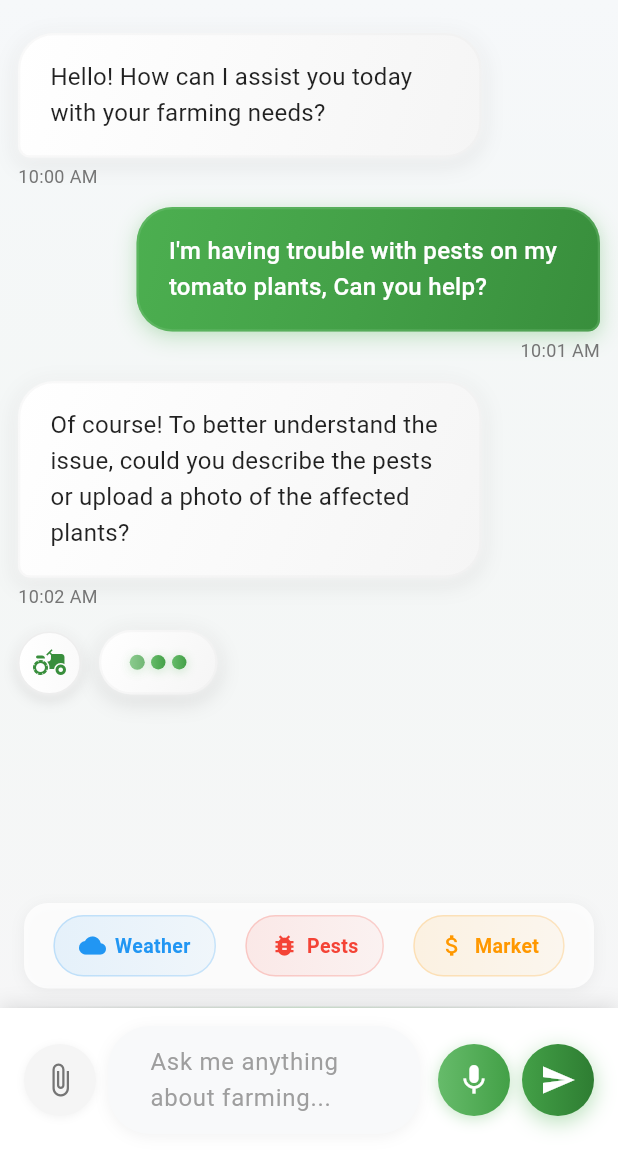
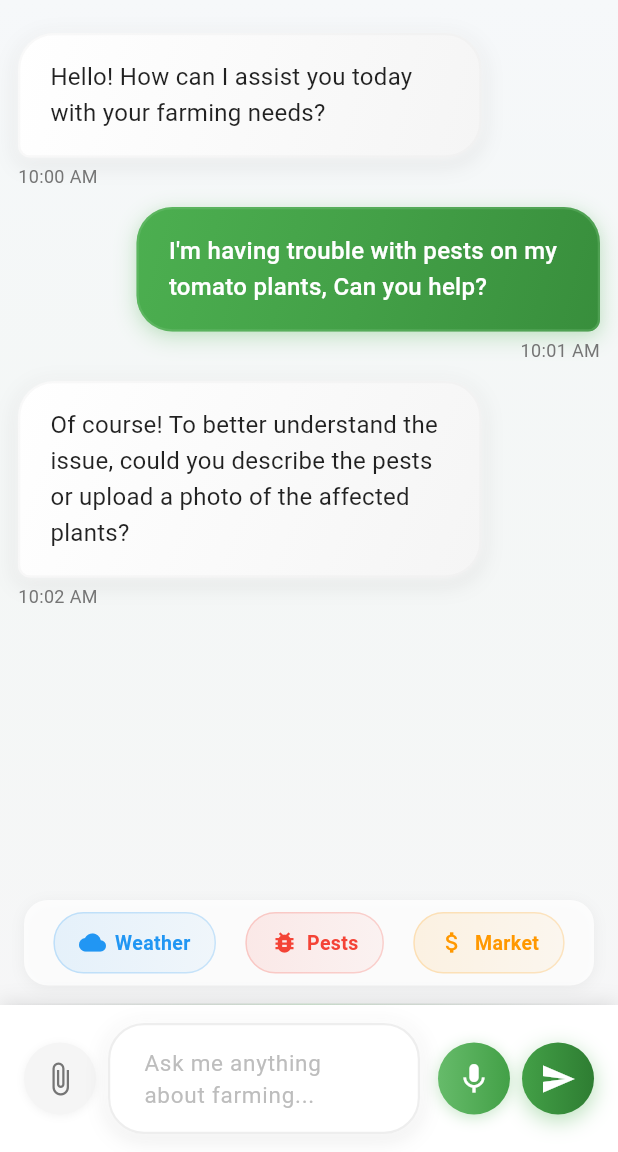
Before and after one commit to yuvakrishnayk/krishi_sakhi, a Flutter app: the ChatbotScreen screen opened directly, on a phone screen of 412 x 824 dp, the part 84-1236 px from its top. Run offline on Flutter 3.47's test engine with Material 3 defaults, Android fonts, the light colour scheme and no system bars; our stand-ins replace image_picker; network calls fail.

Commit message:
fix: update typing indicator and enhance input field styling in ChatbotScreen feat: add user name customization flag in SettingsScreen

```diff
--- a/lib/screens/chatbot_screen.dart
+++ b/lib/screens/chatbot_screen.dart
@@ -18,7 +18,7 @@ class _ChatbotScreenState extends State<ChatbotScreen>
   final GlobalKey<ScaffoldState> _scaffoldKey = GlobalKey<ScaffoldState>();
 
   List<_ChatMessage> _messages = [];
-  bool _isTyping = true;
+  bool _isTyping = false;
   bool _messagesInitialized = false;
 
   void _initializeMessages(AppLocalizations loc) {
@@ -272,12 +272,18 @@ class _ChatbotScreenState extends State<ChatbotScreen>
           Expanded(
             child: Container(
               decoration: BoxDecoration(
-                borderRadius: BorderRadius.circular(28),
+                borderRadius: BorderRadius.circular(24),
                 boxShadow: [
                   BoxShadow(
-                    color: Colors.black.withOpacity(0.05),
-                    blurRadius: 8,
-                    offset: const Offset(0, 2),
+                    color: Colors.black.withOpacity(0.08),
+                    blurRadius: 12,
+                    offset: const Offset(0, 3),
+                    spreadRadius: 1,
+                  ),
+                  BoxShadow(
+                    color: Colors.white.withOpacity(0.9),
+                    blurRadius: 6,
+                    offset: const Offset(0, -1),
                   ),
                 ],
               ),
@@ -285,20 +291,45 @@ class _ChatbotScreenState extends State<ChatbotScreen>
                 controller: _controller,
                 decoration: InputDecoration(
                   hintText: loc.chatInputHint,
-                  hintStyle: TextStyle(color: Colors.grey[500]),
+                  hintStyle: TextStyle(
+                    color: Colors.grey[400],
+                    fontSize: 15,
+                    fontWeight: FontWeight.w400,
+                  ),
                   border: OutlineInputBorder(
-                    borderRadius: BorderRadius.circular(28),
-                    borderSide: BorderSide.none,
+                    borderRadius: BorderRadius.circular(24),
+                    borderSide: BorderSide(
+                      color: Colors.grey[200]!,
+                      width: 1.5,
+                    ),
                   ),
-                  fillColor: const Color(0xFFF8F9FA),
+                  enabledBorder: OutlineInputBorder(
+                    borderRadius: BorderRadius.circular(24),
+                    borderSide: BorderSide(
+                      color: Colors.grey[200]!,
+                      width: 1.5,
+                    ),
+                  ),
+                  focusedBorder: OutlineInputBorder(
+                    borderRadius: BorderRadius.circular(24),
+                    borderSide: BorderSide(color: Colors.green[400]!, width: 2),
+                  ),
+                  fillColor: Colors.white,
                   filled: true,
                   contentPadding: const EdgeInsets.symmetric(
-                    horizontal: 24,
-                    vertical: 12,
+                    horizontal: 20,
+                    vertical: 16,
                   ),
+                ),
+                style: const TextStyle(
+                  fontSize: 15,
+                  fontWeight: FontWeight.w400,
+                  color: Colors.black87,
+                  height: 1.4,
                 ),
                 minLines: 1,
                 maxLines: 4,
+                textCapitalization: TextCapitalization.sentences,
                 onSubmitted: (_) => _sendMessage(),
               ),
             ),
--- a/lib/screens/settings_screen.dart
+++ b/lib/screens/settings_screen.dart
@@ -17,6 +17,7 @@ class _SettingsScreenState extends State<SettingsScreen> {
   final List<bool> _faqExpanded = [false, false, false, false, false, false];
 
   String _userName = '';
+  bool _isUserNameCustomized = false;
   File? _profileImageFile;
   final String _profilePicUrl =
       'https://static.vecteezy.com/system/resources/previews/022/395/514/non_2x/a-beautiful-smiling-young-male-farmer-in-front-of-a-farm-background-ai-generated-photo.jpeg';
@@ -25,8 +26,8 @@ class _SettingsScreenState extends State<SettingsScreen> {
   Widget build(BuildContext context) {
     final loc = AppLocalizations.of(context)!;
 
-    // Initialize username if not already set
-    if (_userName.isEmpty) {
+    // Initialize username if not customized by user
+    if (!_isUserNameCustomized) {
       _userName = loc.defaultUserName;
     }
     return Scaffold(
@@ -397,6 +398,7 @@ class _SettingsScreenState extends State<SettingsScreen> {
                 onPressed: () {
                   setState(() {
                     _userName = nameController.text;
+                    _isUserNameCustomized = true;
                   });
                   Navigator.pop(context);
                 },
@@ -607,6 +609,7 @@ class _SettingsScreenState extends State<SettingsScreen> {
                   onChanged: (locale) {
                     MyApp.of(context)?.changeLocale(locale!);
                     Navigator.pop(context);
+                    setState(() {}); // Trigger rebuild to update username
                   },
                 ),
                 RadioListTile<Locale>(
@@ -617,6 +620,7 @@ class _SettingsScreenState extends State<SettingsScreen> {
                   onChanged: (locale) {
                     MyApp.of(context)?.changeLocale(locale!);
                     Navigator.pop(context);
+                    setState(() {}); // Trigger rebuild to update username
                   },
                 ),
               ],
```
